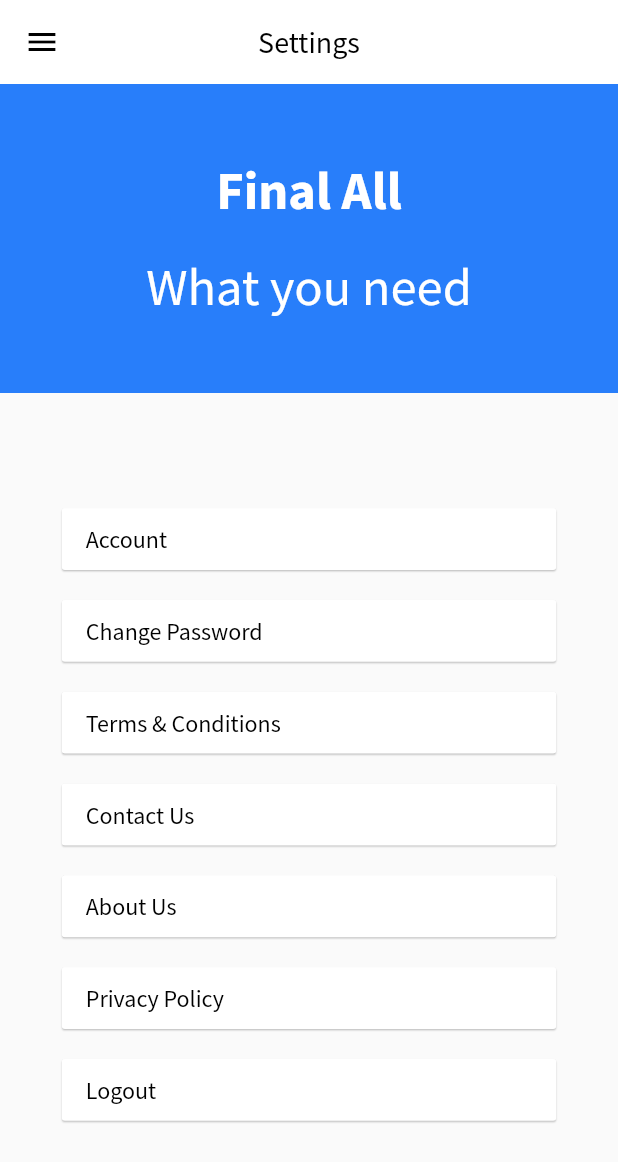
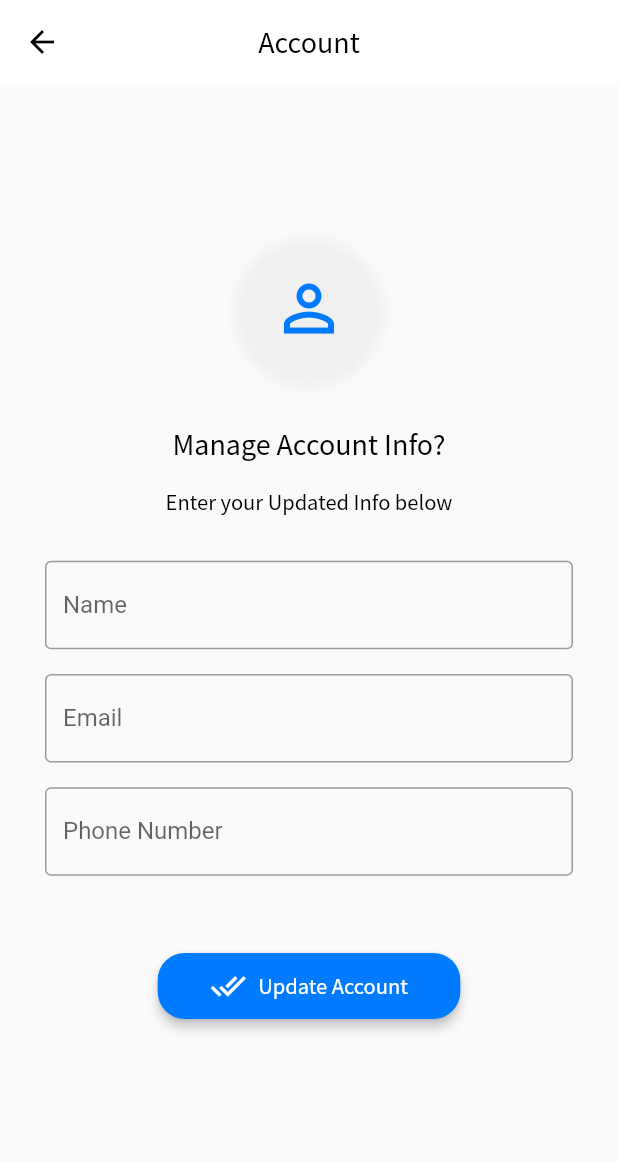
Before and after one commit to faseeh1999/find_my_school_updated, a Flutter app: the SettingsScreen screen opened directly, after a tap on "Account", on a phone screen of 412 x 824 dp. Shown: the top 1162 px of the screen. Run offline on Flutter 3.47's test engine with Material 2 defaults, Android fonts, the phone set to English and light mode, and no system bars; our stand-ins replace animated_text_kit, cloud_firestore, firebase_auth, flutter_spinkit, form_validator, introduction_screen and 1 more; accounts and stored records are empty.

Commit message:
Account Screen UI
Account Screen UI Completed & Finalized while functionality remains.

```diff
--- /dev/null
+++ b/lib/screens/settings/account.dart
@@ -0,0 +1,193 @@
+import 'package:find_my_school_updated/theme/color.dart';
+import 'package:find_my_school_updated/theme/text.dart';
+import 'package:flutter/material.dart';
+import 'package:form_validator/form_validator.dart';
+
+class AccountScreen extends StatefulWidget {
+  @override
+  _AccountScreenState createState() => _AccountScreenState();
+}
+
+class _AccountScreenState extends State<AccountScreen> {
+// Global Form Key
+  GlobalKey<FormState> _form = GlobalKey();
+
+// Function to Validate Form State
+  bool _validate() {
+    return _form.currentState.validate();
+  }
+
+// Form Field Validators
+
+  final validateName = ValidationBuilder().required().maxLength(30).build();
+  final validatePhone = ValidationBuilder()
+      .required()
+      .phone()
+      .maxLength(11)
+      .minLength(11)
+      .build();
+  final validateEmail =
+      ValidationBuilder().required().email().maxLength(50).build();
+
+// Field Controllers
+  final TextEditingController _name = TextEditingController();
+  final TextEditingController _email = TextEditingController();
+  final TextEditingController _phone = TextEditingController();
+
+  @override
+  Widget build(BuildContext context) {
+    Size size = MediaQuery.of(context).size;
+    return Scaffold(
+      appBar: AppBar(
+        iconTheme: IconThemeData(color: Colors.black),
+        elevation: 0.0,
+        backgroundColor: Colors.white,
+        title: Text(
+          "Account",
+          style: TextStyle(color: Colors.black, fontFamily: "ss"),
+        ),
+        centerTitle: true,
+      ),
+      body: Center(
+        child: SingleChildScrollView(
+          child: Column(
+            mainAxisAlignment: MainAxisAlignment.start,
+            crossAxisAlignment: CrossAxisAlignment.center,
+            children: [
+              Container(
+                padding: EdgeInsets.all(20.0),
+                decoration: BoxDecoration(
+                  color: Colors.transparent,
+                  boxShadow: [
+                    BoxShadow(
+                      color: Colors.grey[200].withOpacity(0.8),
+                      spreadRadius: 5,
+                      blurRadius: 7,
+                      offset: Offset(0, 3), // changes position of shadow
+                    ),
+                  ],
+                  shape: BoxShape.circle,
+                ),
+                child: Icon(
+                  Icons.person_outline_outlined,
+                  color: iconColor,
+                  size: 50.0,
+                ),
+              ),
+              SizedBox(
+                height: size.height * 0.04,
+              ),
+              Text(
+                "Manage Account Info?",
+                style: TextStyle(
+                    fontFamily: 'ss', fontSize: 20, color: Colors.black),
+              ),
+              SizedBox(
+                height: size.height * 0.02,
+              ),
+              Text(
+                "Enter your Updated Info below",
+                style: TextStyle(
+                    fontFamily: 'ss', fontSize: 15, color: Colors.black),
+              ),
+
+              // Login Form Starts from here.
+              Padding(
+                padding: EdgeInsets.all(30.0),
+                child: Form(
+                  key: _form,
+                  child: Column(
+                    children: [
+                      TextFormField(
+                        controller: _name,
+                        autovalidateMode: AutovalidateMode.onUserInteraction,
+                        validator: validateName,
+                        decoration: InputDecoration(
+                            labelText: "Name", border: OutlineInputBorder()),
+                      ),
+                      SizedBox(height: size.height * 0.02),
+                      TextFormField(
+                        controller: _email,
+                        autovalidateMode: AutovalidateMode.onUserInteraction,
+                        validator: validateEmail,
+                        decoration: InputDecoration(
+                            labelText: "Email", border: OutlineInputBorder()),
+                      ),
+                      SizedBox(height: size.height * 0.02),
+                      TextFormField(
+                        controller: _phone,
+                        autovalidateMode: AutovalidateMode.onUserInteraction,
+                        validator: validatePhone,
+                        decoration: InputDecoration(
+                            labelText: "Phone Number",
+                            border: OutlineInputBorder()),
+                      ),
+                      SizedBox(height: size.height * 0.06),
+                      RaisedButton.icon(
+                        elevation: 3.0,
+                        onPressed: () {
+                          if (_validate() == true) {
+                            // SendresetPasswordEmail(_oldPassword.text);
+
+                            Widget okButton = FlatButton(
+                              child: Text("OK"),
+                              onPressed: () {
+                                // Navigator.pushAndRemoveUntil(context,
+                                //
+                                //     PageTransition(
+                                //         type: PageTransitionType.fade,
+                                //         duration: Duration(milliseconds: 500),
+                                //         child: LoginScreen())
+                                //
+                                //
+                                //     , (route) => false);
+                              },
+                            );
+
+                            // set up the AlertDialog
+                            AlertDialog alert = AlertDialog(
+                              title: Text("Confirm"),
+                              content: Text(
+                                  "Are you sure you want to change password?"),
+                              actions: [
+                                okButton,
+                              ],
+                            );
+                            // show the dialog
+                            showDialog(
+                              context: context,
+                              builder: (BuildContext context) {
+                                return alert;
+                              },
+                            );
+                          }
+                        },
+                        shape: RoundedRectangleBorder(
+                            borderRadius:
+                                BorderRadius.all(Radius.circular(18.0))),
+                        label: Text(
+                          'Update Account',
+                          style: ButtonTextStyle,
+                        ),
+                        icon: Icon(
+                          Icons.done_all_outlined,
+                          color: Colors.white,
+                        ),
+                        textColor: Colors.white,
+                        splashColor: Colors.blueAccent,
+                        color: buttonColor,
+                        padding: EdgeInsets.only(
+                            left: 35.0, right: 35.0, top: 10.0, bottom: 10.0),
+                      ),
+                      SizedBox(height: size.height * 0.01),
+                    ],
+                  ),
+                ),
+              )
+            ],
+          ),
+        ),
+      ),
+    );
+  }
+}
--- a/lib/screens/settings/settings.dart
+++ b/lib/screens/settings/settings.dart
@@ -1,4 +1,5 @@
 import 'package:find_my_school_updated/screens/settings/about.dart';
+import 'package:find_my_school_updated/screens/settings/account.dart';
 import 'package:find_my_school_updated/screens/settings/changePassword.dart';
 import 'package:find_my_school_updated/screens/settings/contact.dart';
 import 'package:find_my_school_updated/screens/settings/privacy.dart';
@@ -75,7 +76,14 @@ class SettingsScreen extends StatelessWidget {
                     child: RaisedButton(
                       elevation: 0.5,
                       //padding: EdgeInsets.symmetric(horizontal: size.width*0.35,vertical: size.height*0.02),
-                      onPressed: () {},
+                      onPressed: () {
+                        Navigator.push(
+                            context,
+                            PageTransition(
+                                child: AccountScreen(),
+                                type: PageTransitionType.fade,
+                                duration: Duration(milliseconds: 300)));
+                      },
                       textColor: Colors.black,
                       color: Colors.white,
                       child: Align(
```
